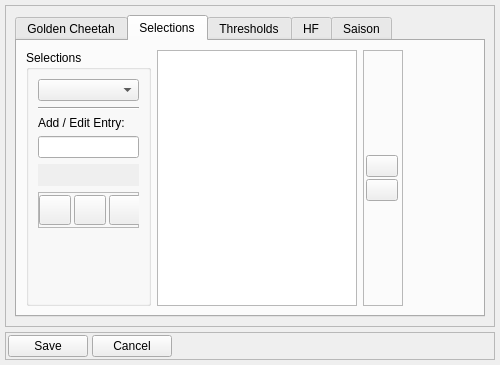
Qt form dialog_settings.ui (Tria-Andy/WorkoutEditor) before a commit.
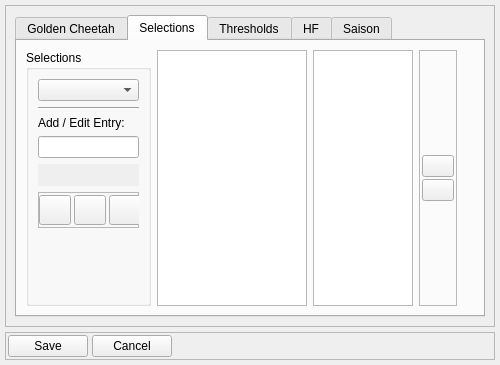
The same form after that commit. The open tabs and pages were chosen to show the change. Icons and pictures are not drawn.

```diff
--- a/dialog_settings.ui
+++ b/dialog_settings.ui
@@ -400,14 +400,57 @@
             <property name="sizePolicy">
              <sizepolicy hsizetype="Expanding" vsizetype="Expanding">
               <horstretch>2</horstretch>
-              <verstretch>0</verstretch>
+              <verstretch>1</verstretch>
              </sizepolicy>
             </property>
+            <property name="minimumSize">
+             <size>
+              <width>150</width>
+              <height>0</height>
+             </size>
+            </property>
             <property name="maximumSize">
              <size>
               <width>200</width>
               <height>16777215</height>
              </size>
+            </property>
+            <property name="dragEnabled">
+             <bool>true</bool>
+            </property>
+            <property name="dragDropMode">
+             <enum>QAbstractItemView::DragOnly</enum>
+            </property>
+           </widget>
+          </item>
+          <item>
+           <widget class="QListWidget" name="listWidget_useIn">
+            <property name="sizePolicy">
+             <sizepolicy hsizetype="Expanding" vsizetype="Expanding">
+              <horstretch>1</horstretch>
+              <verstretch>1</verstretch>
+             </sizepolicy>
+            </property>
+            <property name="minimumSize">
+             <size>
+              <width>100</width>
+              <height>0</height>
+             </size>
+            </property>
+            <property name="maximumSize">
+             <size>
+              <width>150</width>
+              <height>16777215</height>
+             </size>
+            </property>
+            <property name="dragEnabled">
+             <bool>false</bool>
+            </property>
+            <property name="dragDropMode">
+             <enum>QAbstractItemView::DropOnly</enum>
+            </property>
+            <property name="defaultDropAction">
+             <enum>Qt::ActionMask</enum>
             </property>
            </widget>
           </item>
```
